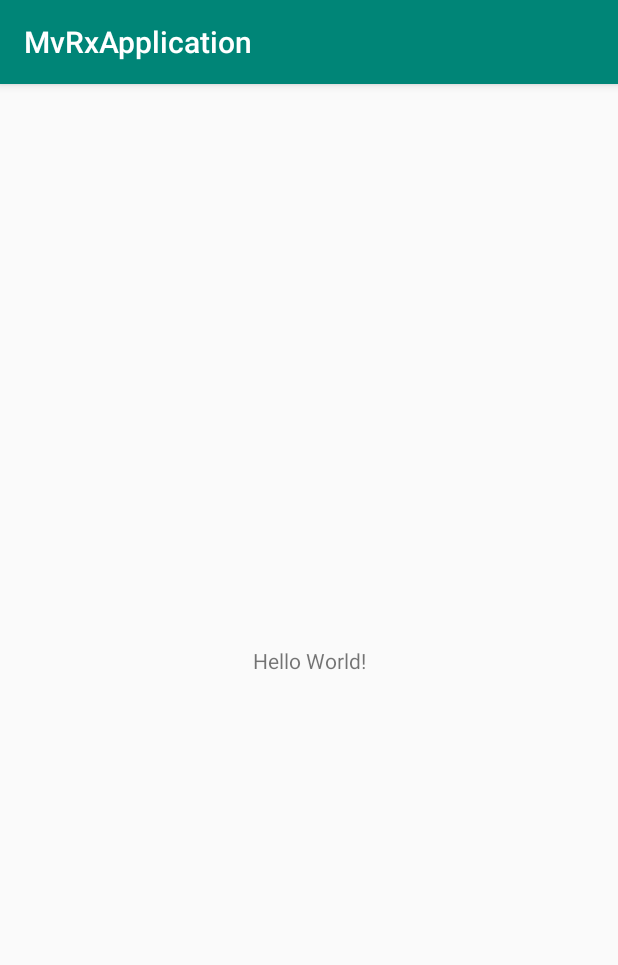
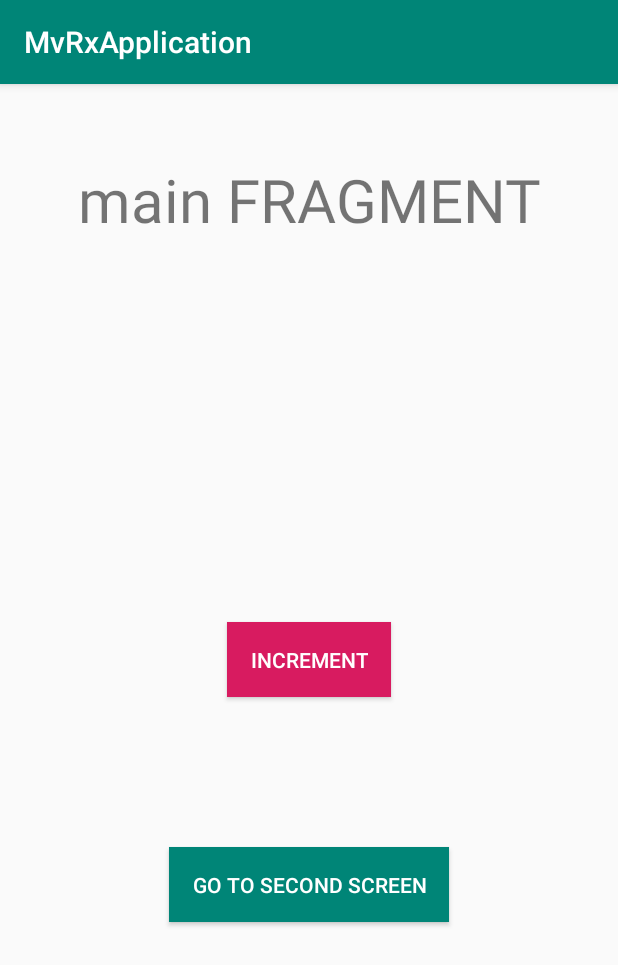
Before and after one commit to BenMohammad/MvRxApplication, an Android app: the screen it shows after launch (MainActivity), on a phone screen of 412 x 824 dp. Shown: the top 965 px of the screen. Run offline under Robolectric (Android 15) with nearby library versions, the phone set to English and light mode, and no system bars; our stand-ins replace RxJava; libraries missing offline, so code that uses them is left out: com.airbnb.mvrx; network calls fail; 1 statement that could not run was skipped.

Commit message:
all fragments...

```diff
--- a/app/src/main/AndroidManifest.xml
+++ b/app/src/main/AndroidManifest.xml
@@ -2,6 +2,8 @@
 <manifest xmlns:android="http://schemas.android.com/apk/res/android"
     package="com.benmohammad.mvrxapplication">
 
+
+    <uses-permission android:name="android.permission.INTERNET"/>
     <application
         android:allowBackup="true"
         android:icon="@mipmap/ic_launcher"
@@ -16,6 +18,7 @@
                 <category android:name="android.intent.category.LAUNCHER" />
             </intent-filter>
         </activity>
+
     </application>
 
 </manifest>
--- /dev/null
+++ b/app/src/main/java/com/benmohammad/mvrxapplication/first/FirstFragment.kt
@@ -0,0 +1,44 @@
+package com.benmohammad.mvrxapplication.first
+
+import android.os.Bundle
+import android.view.LayoutInflater
+import android.view.View
+import android.view.ViewGroup
+import androidx.navigation.findNavController
+import com.airbnb.mvrx.activityViewModel
+import com.airbnb.mvrx.withState
+import com.benmohammad.mvrxapplication.FormViewModel
+import com.benmohammad.mvrxapplication.R
+import com.benmohammad.mvrxapplication.core.BaseFragment
+import com.benmohammad.mvrxapplication.data.networking.RequestsService
+import kotlinx.android.synthetic.main.first_fragment.*
+
+class FirstFragment : BaseFragment() {
+
+    private val viewModel : FormViewModel by activityViewModel()
+
+    override fun onCreateView(
+        inflater: LayoutInflater,
+        container: ViewGroup?,
+        savedInstanceState: Bundle?
+    ): View? {
+            return inflater.inflate(R.layout.first_fragment, container, false)
+    }
+
+    override fun onViewCreated(view: View, savedInstanceState: Bundle?) {
+        incrementButton.setOnClickListener {
+            viewModel.incrementCount()
+        }
+
+        RequestsService.getRepos()
+
+        firstButton.setOnClickListener {
+            it.findNavController().navigate(R.id.first_to_second)
+        }
+    }
+    override fun invalidate() {
+        withState(viewModel) {
+            currentState -> textView.text = currentState.toString()
+        }
+    }
+}
--- a/app/src/main/res/layout/activity_main.xml
+++ b/app/src/main/res/layout/activity_main.xml
@@ -1,18 +1,19 @@
 <?xml version="1.0" encoding="utf-8"?>
-<androidx.constraintlayout.widget.ConstraintLayout xmlns:android="http://schemas.android.com/apk/res/android"
+<LinearLayout xmlns:android="http://schemas.android.com/apk/res/android"
     xmlns:app="http://schemas.android.com/apk/res-auto"
-    xmlns:tools="http://schemas.android.com/tools"
     android:layout_width="match_parent"
     android:layout_height="match_parent"
+    xmlns:tools="http://schemas.android.com/tools"
+    android:orientation="vertical"
     tools:context=".MainActivity">
 
-    <TextView
-        android:layout_width="wrap_content"
-        android:layout_height="wrap_content"
-        android:text="Hello World!"
-        app:layout_constraintBottom_toBottomOf="parent"
-        app:layout_constraintLeft_toLeftOf="parent"
-        app:layout_constraintRight_toRightOf="parent"
-        app:layout_constraintTop_toTopOf="parent" />
+    <fragment
+        android:id="@+id/nav_host"
+        android:name="androidx.navigation.fragment.NavHostFragment"
+        app:defaultNavHost="true"
+        app:navGraph="@navigation/navigation"
+        android:layout_width="match_parent"
+        android:layout_height="match_parent"
+        />
 
-</androidx.constraintlayout.widget.ConstraintLayout>
+</LinearLayout>
--- /dev/null
+++ b/app/src/main/res/layout/first_fragment.xml
@@ -0,0 +1,37 @@
+<?xml version="1.0" encoding="utf-8"?>
+<FrameLayout xmlns:android="http://schemas.android.com/apk/res/android"
+    android:layout_width="match_parent"
+    android:layout_height="match_parent">
+
+    <TextView
+        android:id="@+id/textView"
+        android:layout_width="match_parent"
+        android:layout_height="wrap_content"
+        android:layout_gravity="top"
+        android:layout_marginTop="50dp"
+        android:text="@string/main_fragment"
+        android:textAlignment="center"
+        android:textSize="40sp" />
+
+    <Button
+        android:id="@+id/incrementButton"
+        android:layout_width="wrap_content"
+        android:layout_height="wrap_content"
+        android:layout_gravity="center"
+        android:background="@color/colorAccent"
+        android:padding="15dp"
+        android:text="@string/increment"
+        android:textColor="#fff" />
+
+
+    <Button
+        android:id="@+id/firstButton"
+        android:layout_width="wrap_content"
+        android:layout_height="wrap_content"
+        android:layout_gravity="center"
+        android:layout_marginTop="150dp"
+        android:background="@color/colorPrimary"
+        android:padding="15dp"
+        android:text="@string/go_to_second_screen"
+        android:textColor="#fff" />
+</FrameLayout>
--- /dev/null
+++ b/app/src/main/res/navigation/navigation.xml
@@ -0,0 +1,52 @@
+<?xml version="1.0" encoding="utf-8"?>
+<navigation xmlns:android="http://schemas.android.com/apk/res/android"
+    xmlns:app="http://schemas.android.com/apk/res-auto"
+    xmlns:tools="http://schemas.android.com/tools"
+    android:id="@+id/navigation"
+    app:startDestination="@id/firstFragment">
+
+    <fragment
+        android:id="@+id/firstFragment"
+        android:name="com.benmohammad.mvrxapplication.first.FirstFragment"
+        android:label="first_fragment"
+        tools:layout="@layout/first_fragment">
+        <action
+            android:id="@+id/first_to_second"
+            app:destination="@id/secondFragment"
+            app:enterAnim="@anim/nav_default_enter_anim"
+            app:exitAnim="@anim/nav_default_exit_anim" />
+    </fragment>
+    <fragment
+        android:id="@+id/secondFragment"
+        tools:layout="@layout/second_fragment"
+        android:name="com.benmohammad.mvrxapplication.second.SecondFragment"
+        android:label="SecondFragment" >
+        <action
+            android:id="@+id/action_secondFragment_to_thirdFragment"
+            app:destination="@id/thirdFragment"
+            app:enterAnim="@anim/nav_default_enter_anim"
+            app:exitAnim="@anim/nav_default_exit_anim"
+            app:popEnterAnim="@anim/nav_default_pop_enter_anim"
+            app:popExitAnim="@anim/nav_default_pop_exit_anim" />
+    </fragment>
+    <fragment
+        android:id="@+id/thirdFragment"
+        android:name="com.benmohammad.mvrxapplication.third.ThirdFragment"
+        android:label="ThirdFragment"
+        tools:layout="@layout/third_fragment">
+        <action
+            android:id="@+id/action_thirdFragment_to_fourthFragment"
+            app:destination="@id/fourthFragment"
+            app:enterAnim="@anim/nav_default_enter_anim" />
+    </fragment>
+    <fragment
+        android:id="@+id/fourthFragment"
+        android:label="FourthFragment"
+        android:name="com.benmohammad.mvrxapplication.fourth.FourthFragment"
+        tools:layout="@layout/fourth_fragment">
+        <action
+            android:id="@+id/action_fourthFragment_to_firstFragment"
+            app:destination="@id/firstFragment"
+            app:enterAnim="@anim/nav_default_enter_anim" />
+    </fragment>
+</navigation>
```
Also changed, not shown: app/src/main/java/com/benmohammad/mvrxapplication/MainActivity.kt (+52 -1 lines), app/src/main/java/com/benmohammad/mvrxapplication/fourth/FourthFragment.kt (added, +89 -0 lines), app/src/main/java/com/benmohammad/mvrxapplication/second/SecondFragment.kt (added, +87 -0 lines), app/src/main/java/com/benmohammad/mvrxapplication/third/ThirdFragment.kt (added, +95 -0 lines), app/src/main/res/layout/fourth_fragment.xml (added, +76 -0 lines), app/src/main/res/layout/second_fragment.xml (added, +78 -0 lines), app/src/main/res/layout/third_fragment.xml (added, +77 -0 lines), app/src/main/res/values/strings.xml (+16 -0 lines).
